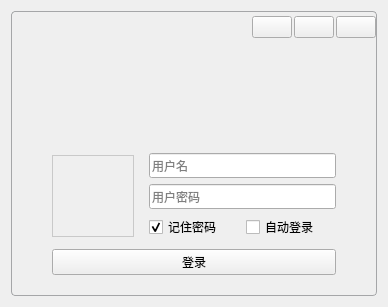
czhasj/MyChatClient, file loginwidget.ui: the form before one commit.
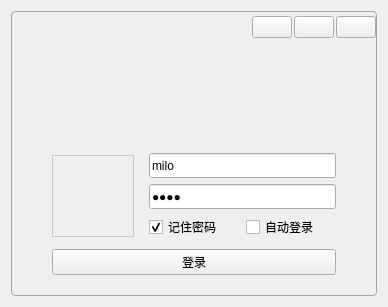
The form after the commit. Icons and pictures are not drawn. Custom widgets are drawn as their Qt base class.

```diff
--- a/loginwidget.ui
+++ b/loginwidget.ui
@@ -266,7 +266,7 @@
                     </size>
                    </property>
                    <property name="text">
-                    <string/>
+                    <string>milo</string>
                    </property>
                    <property name="placeholderText">
                     <string>用户名</string>
@@ -288,7 +288,7 @@
                     </size>
                    </property>
                    <property name="text">
-                    <string/>
+                    <string>milo</string>
                    </property>
                    <property name="echoMode">
                     <enum>QLineEdit::Password</enum>
```
